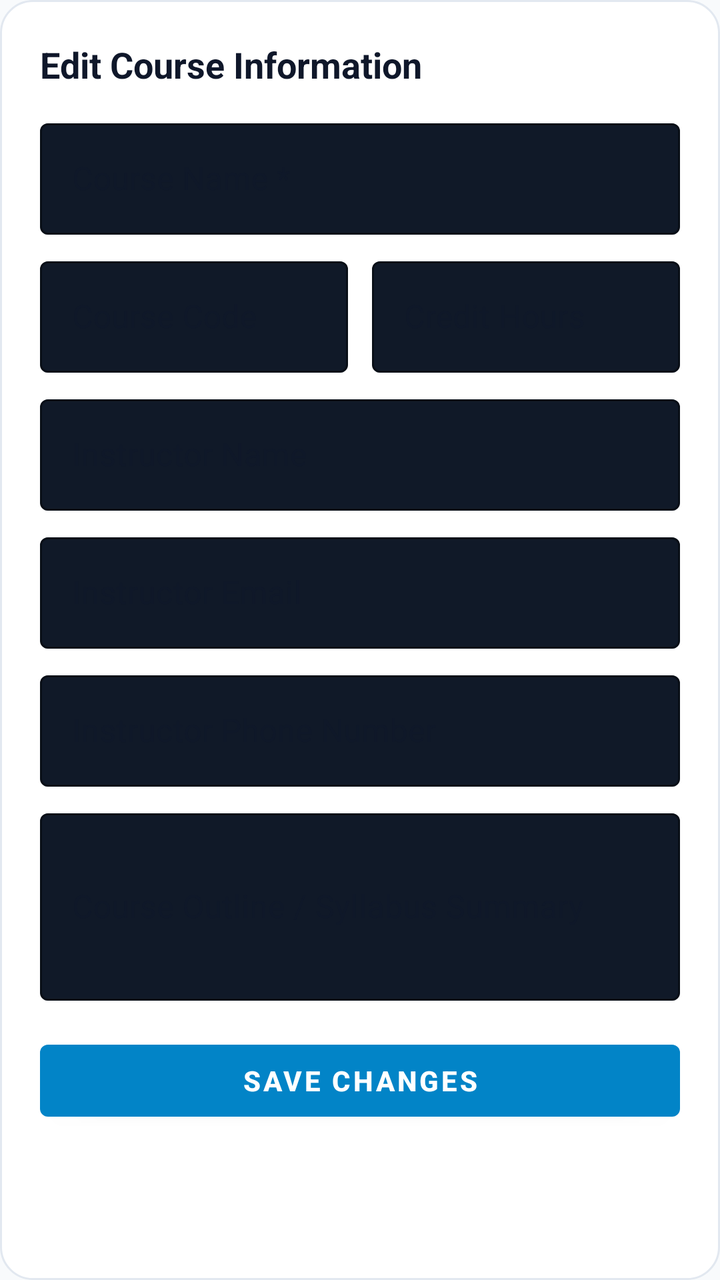
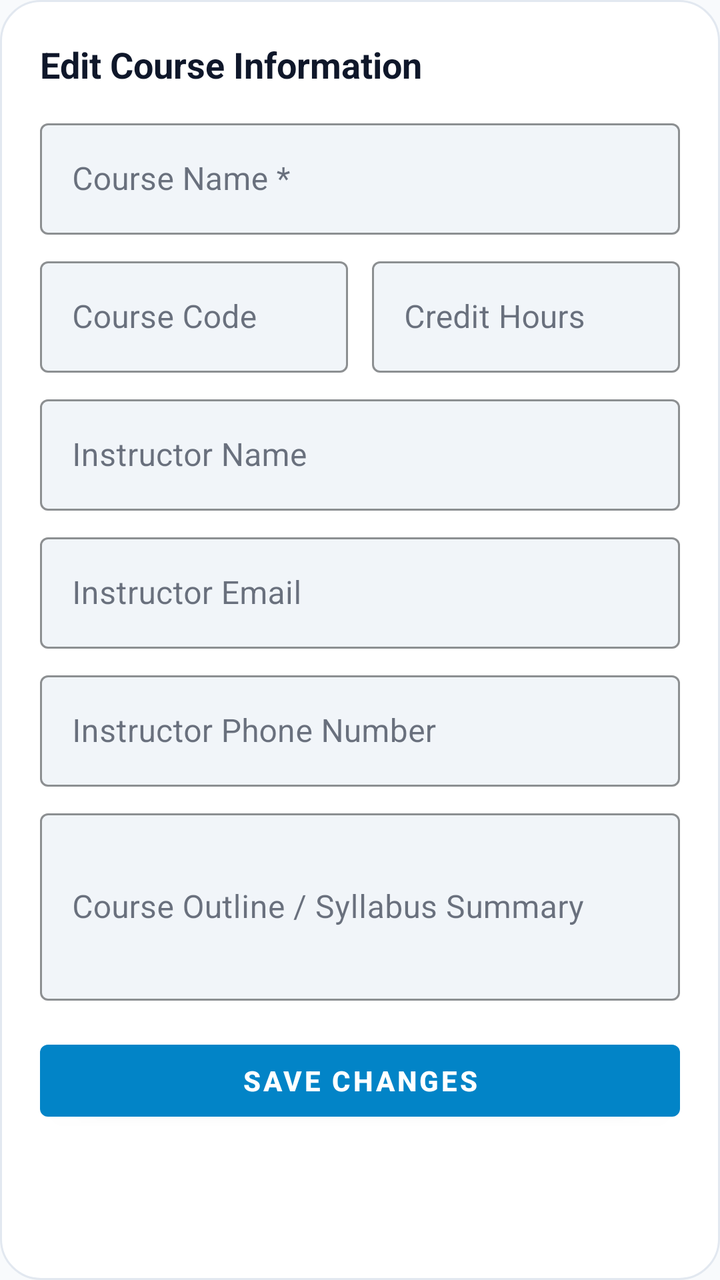

Two renders of the same Android screen: before a commit and after it. Below are the layout's source before the change and the commit's diff.
<!-- AndroidManifest.xml: application theme Theme.LifeSync -->
<!-- res/layout/dialog_edit_course.xml -->
<?xml version="1.0" encoding="utf-8"?>
<LinearLayout xmlns:android="http://schemas.android.com/apk/res/android"
    xmlns:app="http://schemas.android.com/apk/res-auto"
    android:layout_width="match_parent"
    android:layout_height="wrap_content"
    android:background="@drawable/bg_dialog_obsidian_solid"
    android:orientation="vertical"
    android:padding="20dp">

    <TextView
        android:layout_width="wrap_content"
        android:layout_height="wrap_content"
        android:text="Edit Course Information"
        android:textColor="@color/text_primary"
        android:textSize="18sp"
        android:textStyle="bold" />

    <com.google.android.material.textfield.TextInputLayout
        style="@style/Widget.MaterialComponents.TextInputLayout.OutlinedBox"
        android:layout_width="match_parent"
        android:layout_height="wrap_content"
        android:layout_marginTop="12dp"
        app:boxBackgroundColor="#101928"
        app:boxStrokeColor="#263852"
        android:hint="Course Name *">

        <com.google.android.material.textfield.TextInputEditText
            android:id="@+id/etEditSubjectName"
            android:layout_width="match_parent"
            android:layout_height="wrap_content"
            android:textColor="@color/text_primary"
            android:inputType="textCapWords" />
    </com.google.android.material.textfield.TextInputLayout>

    <LinearLayout
        android:layout_width="match_parent"
        android:layout_height="wrap_content"
        android:layout_marginTop="8dp"
        android:orientation="horizontal">

        <com.google.android.material.textfield.TextInputLayout
            style="@style/Widget.MaterialComponents.TextInputLayout.OutlinedBox"
            android:layout_width="0dp"
            android:layout_height="wrap_content"
            android:layout_marginEnd="6dp"
            android:layout_weight="1"
            app:boxBackgroundColor="#101928"
            app:boxStrokeColor="#263852"
            android:hint="Course Code">

            <com.google.android.material.textfield.TextInputEditText
                android:id="@+id/etEditSubjectCode"
                android:layout_width="match_parent"
                android:layout_height="wrap_content"
                android:textColor="@color/text_primary"
                android:inputType="textCapCharacters" />
        </com.google.android.material.textfield.TextInputLayout>

        <com.google.android.material.textfield.TextInputLayout
            style="@style/Widget.MaterialComponents.TextInputLayout.OutlinedBox"
            android:layout_width="0dp"
            android:layout_height="wrap_content"
            android:layout_marginStart="6dp"
            android:layout_weight="1"
            app:boxBackgroundColor="#101928"
            app:boxStrokeColor="#263852"
            android:hint="Credit Hours">

            <com.google.android.material.textfield.TextInputEditText
                android:id="@+id/etEditSubjectCredits"
                android:layout_width="match_parent"
                android:layout_height="wrap_content"
                android:textColor="@color/text_primary"
                android:inputType="number" />
        </com.google.android.material.textfield.TextInputLayout>
    </LinearLayout>

    <com.google.android.material.textfield.TextInputLayout
        style="@style/Widget.MaterialComponents.TextInputLayout.OutlinedBox"
        android:layout_width="match_parent"
        android:layout_height="wrap_content"
        android:layout_marginTop="8dp"
        app:boxBackgroundColor="#101928"
        app:boxStrokeColor="#263852"
        android:hint="Instructor Name">

        <com.google.android.material.textfield.TextInputEditText
            android:id="@+id/etEditSubjectInstructor"
            android:layout_width="match_parent"
            android:layout_height="wrap_content"
            android:textColor="@color/text_primary"
            android:inputType="textPersonName" />
    </com.google.android.material.textfield.TextInputLayout>

    <com.google.android.material.textfield.TextInputLayout
        style="@style/Widget.MaterialComponents.TextInputLayout.OutlinedBox"
        android:layout_width="match_parent"
        android:layout_height="wrap_content"
        android:layout_marginTop="8dp"
        app:boxBackgroundColor="#101928"
        app:boxStrokeColor="#263852"
        android:hint="Instructor Email">

        <com.google.android.material.textfield.TextInputEditText
            android:id="@+id/etEditSubjectEmail"
            android:layout_width="match_parent"
            android:layout_height="wrap_content"
            android:textColor="@color/text_primary"
            android:inputType="textEmailAddress" />
    </com.google.android.material.textfield.TextInputLayout>

    
    <com.google.android.material.textfield.TextInputLayout
        android:id="@+id/tilEditSubjectPhone"
        style="@style/Widget.MaterialComponents.TextInputLayout.OutlinedBox"
        android:layout_width="match_parent"
        android:layout_height="wrap_content"
        android:layout_marginTop="8dp"
        app:boxBackgroundColor="#101928"
        app:boxStrokeColor="#263852"
        android:hint="Instructor Phone Number">

        <com.google.android.material.textfield.TextInputEditText
            android:id="@+id/etEditSubjectPhone"
            android:layout_width="match_parent"
            android:layout_height="wrap_content"
            android:textColor="@color/text_primary"
            android:inputType="phone" />
    </com.google.android.material.textfield.TextInputLayout>

    <com.google.android.material.textfield.TextInputLayout
        style="@style/Widget.MaterialComponents.TextInputLayout.OutlinedBox"
        android:layout_width="match_parent"
        android:layout_height="wrap_content"
        android:layout_marginTop="8dp"
        app:boxBackgroundColor="#101928"
        app:boxStrokeColor="#263852"
        android:hint="Course Outline / Syllabus Summary">

        <com.google.android.material.textfield.TextInputEditText
            android:id="@+id/etEditSubjectSyllabus"
            android:layout_width="match_parent"
            android:layout_height="wrap_content"
            android:textColor="@color/text_primary"
            android:inputType="textMultiLine"
            android:lines="3" />
    </com.google.android.material.textfield.TextInputLayout>

    <com.google.android.material.button.MaterialButton
        android:id="@+id/btnSaveEditSubject"
        android:layout_width="match_parent"
        android:layout_height="48dp"
        android:layout_marginTop="16dp"
        android:text="Save Changes"
        android:textSize="14sp"
        android:textStyle="bold" />

</LinearLayout>
<!-- resources referenced by this layout -->
<resources>
  <color name="text_primary">#0F172A</color>
  <!-- drawable bg_dialog_obsidian_solid (drawable) -->
  <?xml version="1.0" encoding="utf-8"?>
  <shape xmlns:android="http://schemas.android.com/apk/res/android"
      android:shape="rectangle">
      <solid android:color="@color/surface" />
      <corners android:radius="16dp" />
      <stroke
          android:width="1dp"
          android:color="@color/card_stroke" />
  </shape>
  <style name="Theme.LifeSync" parent="Theme.MaterialComponents.DayNight.NoActionBar">
          <item name="colorPrimary">@color/primary</item>
          <item name="colorPrimaryVariant">@color/primary_variant</item>
          <item name="colorOnPrimary">@color/on_primary</item>
          <item name="colorSecondary">@color/secondary</item>
          <item name="colorSecondaryVariant">@color/secondary_variant</item>
          <item name="colorOnSecondary">@color/on_secondary</item>
          <item name="colorSurface">@color/surface</item>
          <item name="colorOnSurface">@color/text_primary</item>
          <item name="colorOnBackground">@color/text_primary</item>
          <item name="colorOnSurfaceVariant">@color/text_secondary</item>
          <item name="android:colorBackground">@color/background</item>
          <item name="android:windowBackground">@color/background</item>
          <item name="android:textColorPrimary">@color/text_primary</item>
          <item name="android:textColorSecondary">@color/text_secondary</item>
          <item name="android:statusBarColor">@color/background</item>
          <item name="android:windowLightStatusBar">true</item>
          <item name="android:navigationBarColor">@color/background</item>
          <item name="materialCardViewStyle">@style/CardElevationRounded</item>
          <item name="android:textViewStyle">@style/DuoRhythmTextView</item>
          <item name="android:editTextStyle">@style/DuoRhythmEditText</item>
          <item name="editTextStyle">@style/DuoRhythmEditText</item>
      </style>
  <color name="surface">#FFFFFF</color>
  <color name="card_stroke">#E2E8F0</color>
  <color name="primary">#0284C7</color>
  <color name="primary_variant">#0369A1</color>
  <color name="on_primary">#FFFFFF</color>
  <color name="secondary">#7C3AED</color>
  <color name="secondary_variant">#6D28D9</color>
  <color name="on_secondary">#FFFFFF</color>
  <color name="text_secondary">#64748B</color>
  <color name="background">#F8FAFC</color>
  <style name="CardElevationRounded" parent="Widget.MaterialComponents.CardView">
          <item name="cardCornerRadius">22dp</item>
          <item name="cardElevation">2dp</item>
          <item name="strokeWidth">1dp</item>
          <item name="strokeColor">@color/card_stroke</item>
          <item name="cardBackgroundColor">@color/surface_card</item>
      </style>
  <style name="DuoRhythmTextView" parent="android:Widget.TextView">
          <item name="android:lineSpacingExtra">2dp</item>
          <item name="android:fontFamily">sans-serif</item>
          <item name="android:includeFontPadding">true</item>
      </style>
  <style name="DuoRhythmEditText" parent="android:Widget.EditText">
          <item name="android:lineSpacingExtra">2dp</item>
          <item name="android:fontFamily">sans-serif</item>
          <item name="android:includeFontPadding">true</item>
          <item name="android:textColor">@color/text_primary</item>
          <item name="android:textColorHint">@color/text_secondary</item>
      </style>
  <color name="surface_card">#FFFFFF</color>
</resources>

<!-- the commit's change to res/layout/dialog_edit_course.xml (unified diff, before → after) -->
@@ -3,7 +3,7 @@
     xmlns:app="http://schemas.android.com/apk/res-auto"
     android:layout_width="match_parent"
     android:layout_height="wrap_content"
-    android:background="@drawable/bg_dialog_obsidian_solid"
+    android:background="@drawable/bg_dialog_glass"
     android:orientation="vertical"
     android:padding="20dp">
 
@@ -20,15 +20,16 @@
         android:layout_width="match_parent"
         android:layout_height="wrap_content"
         android:layout_marginTop="12dp"
-        app:boxBackgroundColor="#101928"
-        app:boxStrokeColor="#263852"
+        app:boxBackgroundColor="@color/surface_variant"
+        app:boxStrokeColor="@color/card_stroke_bright"
         android:hint="Course Name *">
 
         <com.google.android.material.textfield.TextInputEditText
             android:id="@+id/etEditSubjectName"
             android:layout_width="match_parent"
             android:layout_height="wrap_content"
-            android:textColor="@color/text_primary"
+            android:textColor="?attr/colorOnSurface"
+            android:textColorHint="?attr/colorOutline"
             android:inputType="textCapWords" />
     </com.google.android.material.textfield.TextInputLayout>
 
@@ -44,15 +45,16 @@
             android:layout_height="wrap_content"
             android:layout_marginEnd="6dp"
             android:layout_weight="1"
-            app:boxBackgroundColor="#101928"
-            app:boxStrokeColor="#263852"
+            app:boxBackgroundColor="@color/surface_variant"
+            app:boxStrokeColor="@color/card_stroke_bright"
             android:hint="Course Code">
 
             <com.google.android.material.textfield.TextInputEditText
                 android:id="@+id/etEditSubjectCode"
                 android:layout_width="match_parent"
                 android:layout_height="wrap_content"
-                android:textColor="@color/text_primary"
+                android:textColor="?attr/colorOnSurface"
+                android:textColorHint="?attr/colorOutline"
                 android:inputType="textCapCharacters" />
         </com.google.android.material.textfield.TextInputLayout>
 
@@ -62,15 +64,16 @@
             android:layout_height="wrap_content"
             android:layout_marginStart="6dp"
             android:layout_weight="1"
-            app:boxBackgroundColor="#101928"
-            app:boxStrokeColor="#263852"
+            app:boxBackgroundColor="@color/surface_variant"
+            app:boxStrokeColor="@color/card_stroke_bright"
             android:hint="Credit Hours">
 
             <com.google.android.material.textfield.TextInputEditText
                 android:id="@+id/etEditSubjectCredits"
                 android:layout_width="match_parent"
                 android:layout_height="wrap_content"
-                android:textColor="@color/text_primary"
+                android:textColor="?attr/colorOnSurface"
+                android:textColorHint="?attr/colorOutline"
                 android:inputType="number" />
         </com.google.android.material.textfield.TextInputLayout>
     </LinearLayout>
@@ -80,15 +83,16 @@
         android:layout_width="match_parent"
         android:layout_height="wrap_content"
         android:layout_marginTop="8dp"
-        app:boxBackgroundColor="#101928"
-        app:boxStrokeColor="#263852"
+        app:boxBackgroundColor="@color/surface_variant"
+        app:boxStrokeColor="@color/card_stroke_bright"
         android:hint="Instructor Name">
 
         <com.google.android.material.textfield.TextInputEditText
             android:id="@+id/etEditSubjectInstructor"
             android:layout_width="match_parent"
             android:layout_height="wrap_content"
-            android:textColor="@color/text_primary"
+            android:textColor="?attr/colorOnSurface"
+            android:textColorHint="?attr/colorOutline"
             android:inputType="textPersonName" />
     </com.google.android.material.textfield.TextInputLayout>
 
@@ -97,15 +101,16 @@
         android:layout_width="match_parent"
         android:layout_height="wrap_content"
         android:layout_marginTop="8dp"
-        app:boxBackgroundColor="#101928"
-        app:boxStrokeColor="#263852"
+        app:boxBackgroundColor="@color/surface_variant"
+        app:boxStrokeColor="@color/card_stroke_bright"
         android:hint="Instructor Email">
 
         <com.google.android.material.textfield.TextInputEditText
             android:id="@+id/etEditSubjectEmail"
             android:layout_width="match_parent"
             android:layout_height="wrap_content"
-            android:textColor="@color/text_primary"
+            android:textColor="?attr/colorOnSurface"
+            android:textColorHint="?attr/colorOutline"
             android:inputType="textEmailAddress" />
     </com.google.android.material.textfield.TextInputLayout>
 
@@ -116,15 +121,16 @@
         android:layout_width="match_parent"
         android:layout_height="wrap_content"
         android:layout_marginTop="8dp"
-        app:boxBackgroundColor="#101928"
-        app:boxStrokeColor="#263852"
+        app:boxBackgroundColor="@color/surface_variant"
+        app:boxStrokeColor="@color/card_stroke_bright"
         android:hint="Instructor Phone Number">
 
         <com.google.android.material.textfield.TextInputEditText
             android:id="@+id/etEditSubjectPhone"
             android:layout_width="match_parent"
             android:layout_height="wrap_content"
-            android:textColor="@color/text_primary"
+            android:textColor="?attr/colorOnSurface"
+            android:textColorHint="?attr/colorOutline"
             android:inputType="phone" />
     </com.google.android.material.textfield.TextInputLayout>
 
@@ -133,15 +139,16 @@
         android:layout_width="match_parent"
         android:layout_height="wrap_content"
         android:layout_marginTop="8dp"
-        app:boxBackgroundColor="#101928"
-        app:boxStrokeColor="#263852"
+        app:boxBackgroundColor="@color/surface_variant"
+        app:boxStrokeColor="@color/card_stroke_bright"
         android:hint="Course Outline / Syllabus Summary">
 
         <com.google.android.material.textfield.TextInputEditText
             android:id="@+id/etEditSubjectSyllabus"
             android:layout_width="match_parent"
             android:layout_height="wrap_content"
-            android:textColor="@color/text_primary"
+            android:textColor="?attr/colorOnSurface"
+            android:textColorHint="?attr/colorOutline"
             android:inputType="textMultiLine"
             android:lines="3" />
     </com.google.android.material.textfield.TextInputLayout>
<!-- resource entries referenced after the edit -->
@@ -1,12 +1,14 @@
 <!-- resources referenced by this layout -->
 <resources>
+  <color name="card_stroke_bright">#CBD5E1</color>
+  <color name="surface_variant">#F1F5F9</color>
   <color name="text_primary">#0F172A</color>
-  <!-- drawable bg_dialog_obsidian_solid (drawable) -->
+  <!-- drawable bg_dialog_glass (drawable) -->
   <?xml version="1.0" encoding="utf-8"?>
   <shape xmlns:android="http://schemas.android.com/apk/res/android"
       android:shape="rectangle">
+      <corners android:radius="20dp" />
       <solid android:color="@color/surface" />
-      <corners android:radius="16dp" />
       <stroke
           android:width="1dp"
           android:color="@color/card_stroke" />
